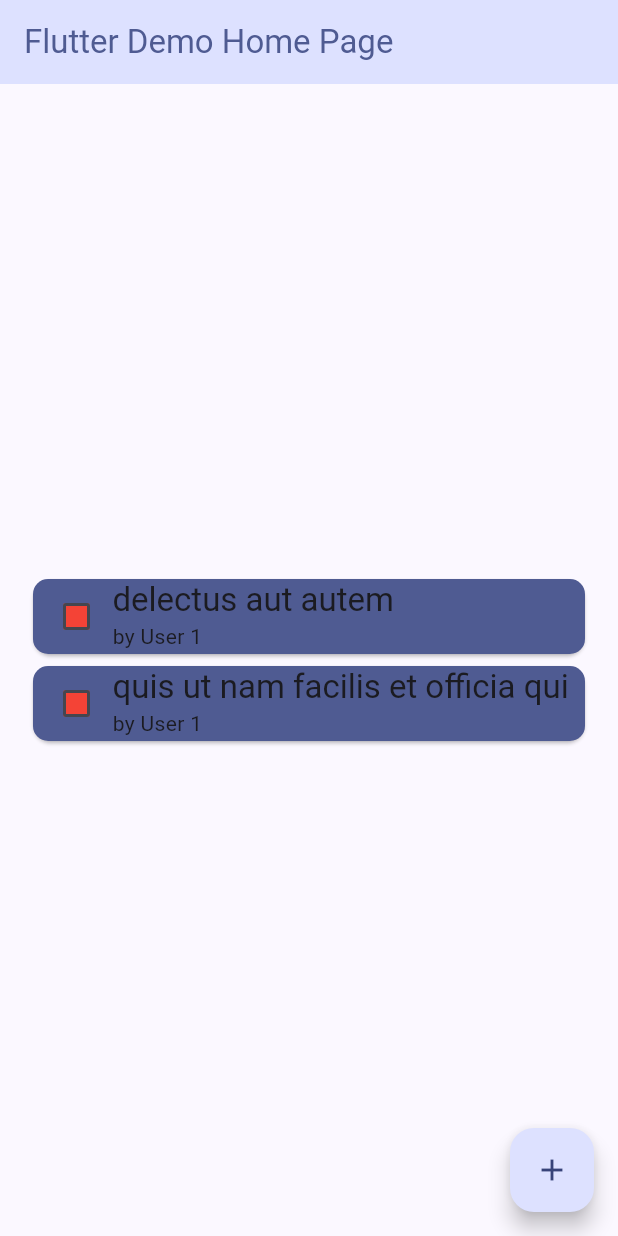
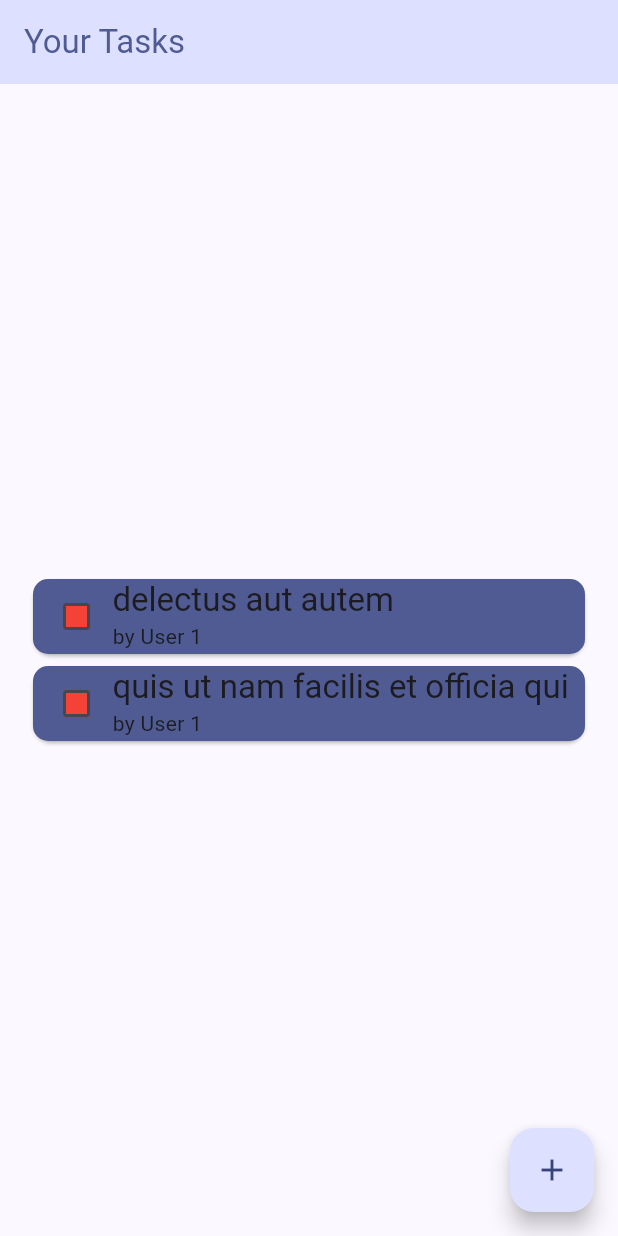
Before and after one commit to syafiqadibafham/todo_material_you, a Flutter app: the screen it shows after launch, on a phone screen of 412 x 824 dp. Run offline on Flutter 3.47's test engine with Material 2 defaults, Android fonts, the phone set to English and light mode, and no system bars; drawn by our look-alikes of dynamic_color; our stand-ins replace bloc, equatable, flutter_bloc; missing offline and left inert: dart:ffi.

Commit message:
change home title

```diff
--- a/lib/main.dart
+++ b/lib/main.dart
@@ -50,7 +50,7 @@ class MyApp extends StatelessWidget {
         }
 
         return MaterialApp(
-          title: 'Flutter Demo',
+          title: 'ToDo M-You App',
           theme: ThemeData(
               useMaterial3: true,
               colorScheme: lightColorScheme,
@@ -63,7 +63,7 @@ class MyApp extends StatelessWidget {
               appBarTheme: AppBarTheme(
                 backgroundColor: lightColorScheme.primaryContainer,
               )),
-          home: const MyHomePage(title: 'Flutter Demo Home Page'),
+          home: const MyHomePage(title: 'Your Tasks'),
         );
       }),
     );
```
